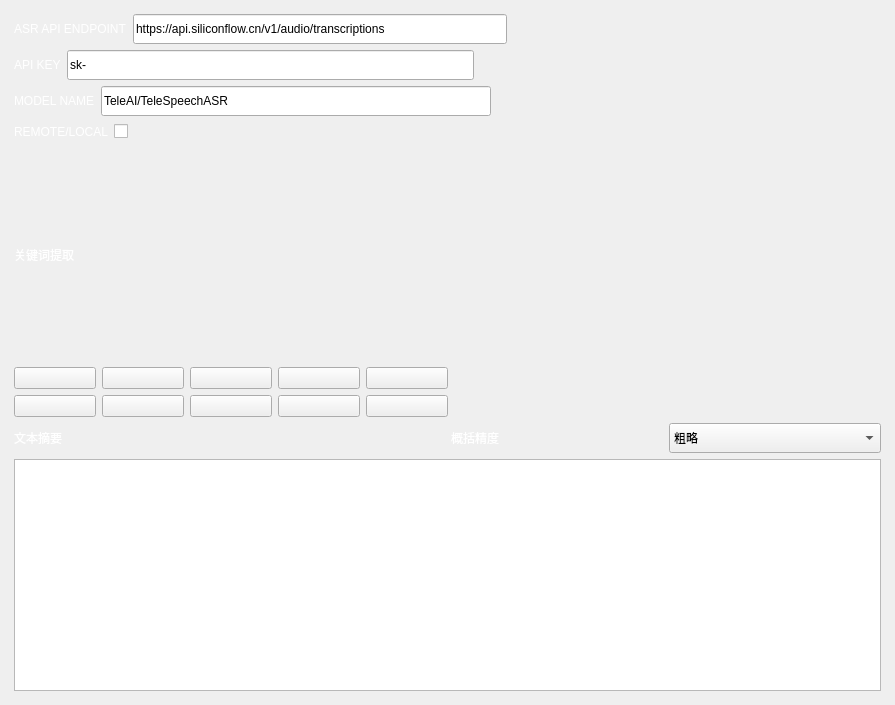
LTZwys/EulerVideoPlayer, file gui/uis/pages/main_pages.ui: the form before one commit.
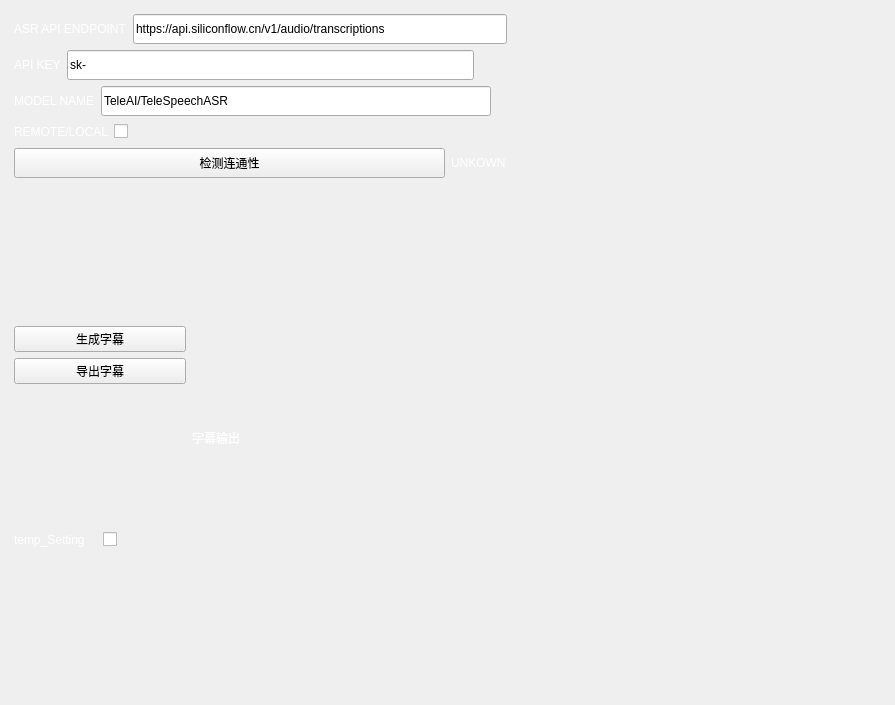
The form after the commit. Custom widgets are drawn as their Qt base class.

Commit message: 新增字幕表

The edit to the form file:
```diff
--- a/gui/uis/pages/main_pages.ui
+++ b/gui/uis/pages/main_pages.ui
@@ -386,11 +386,11 @@
       </layout>
      </widget>
      <widget class="QWidget" name="page_tool">
-      <layout class="QVBoxLayout" name="verticalLayout_5">
+      <layout class="QVBoxLayout" name="verticalLayout_9">
        <item>
         <layout class="QHBoxLayout" name="horizontalLayout_5" stretch="0,0,0">
          <item>
-          <widget class="QLabel" name="temp1_1">
+          <widget class="QLabel" name="label_2">
            <property name="styleSheet">
             <string notr="true">font: 14pt &quot;JetBrains Mono&quot;;
 color: rgb(255, 255, 255);</string>
@@ -524,7 +524,7 @@
           </widget>
          </item>
          <item>
-          <widget class="PyToggle" name="checkBox">
+          <widget class="PyToggle" name="toggle_local_remote">
            <property name="text">
             <string/>
            </property>
@@ -546,9 +546,112 @@
         </layout>
        </item>
        <item>
-        <layout class="QVBoxLayout" name="verticalLayout_2" stretch="0,7">
+        <layout class="QHBoxLayout" name="horizontalLayout_11">
          <item>
-          <widget class="QLabel" name="label_2">
+          <widget class="PyPushButton" name="btn_check">
+           <property name="minimumSize">
+            <size>
+             <width>0</width>
+             <height>30</height>
+            </size>
+           </property>
+           <property name="text">
+            <string>检测连通性</string>
+           </property>
+          </widget>
+         </item>
+         <item>
+          <widget class="QLabel" name="label_status">
+           <property name="styleSheet">
+            <string notr="true">font: 14pt &quot;JetBrains Mono&quot;;
+color: rgb(255, 255, 255);</string>
+           </property>
+           <property name="text">
+            <string>UNKOWN</string>
+           </property>
+          </widget>
+         </item>
+        </layout>
+       </item>
+       <item>
+        <layout class="QHBoxLayout" name="horizontalLayout_9" stretch="1,4">
+         <item>
+          <layout class="QVBoxLayout" name="verticalLayout_5" stretch="1,1,3">
+           <item>
+            <layout class="QVBoxLayout" name="verticalLayout_7">
+             <item>
+              <widget class="PyPushButton" name="btn_start_sub">
+               <property name="text">
+                <string>生成字幕</string>
+               </property>
+              </widget>
+             </item>
+             <item>
+              <widget class="PyPushButton" name="btn_save_sub">
+               <property name="text">
+                <string>导出字幕</string>
+               </property>
+              </widget>
+             </item>
+            </layout>
+           </item>
+           <item>
+            <layout class="QHBoxLayout" name="horizontalLayout_10">
+             <item>
+              <widget class="QLabel" name="label_6">
+               <property name="styleSheet">
+                <string notr="true">font: 14pt &quot;JetBrains Mono&quot;;
+color: rgb(255, 255, 255);</string>
+               </property>
+               <property name="text">
+                <string>temp_Setting</string>
+               </property>
+              </widget>
+             </item>
+             <item>
+              <widget class="PyToggle" name="checkBox">
+               <property name="text">
+                <string/>
+               </property>
+              </widget>
+             </item>
+            </layout>
+           </item>
+           <item>
+            <layout class="QVBoxLayout" name="layout_circular_bar"/>
+           </item>
+          </layout>
+         </item>
+         <item>
+          <layout class="QVBoxLayout" name="verticalLayout_8" stretch="0,4">
+           <item>
+            <widget class="QLabel" name="label_3">
+             <property name="styleSheet">
+              <string notr="true">font: 14pt &quot;JetBrains Mono&quot;;
+color: rgb(255, 255, 255);</string>
+             </property>
+             <property name="text">
+              <string>字幕输出</string>
+             </property>
+            </widget>
+           </item>
+           <item>
+            <layout class="QVBoxLayout" name="layout_subtitle_table"/>
+           </item>
+          </layout>
+         </item>
+        </layout>
+       </item>
+      </layout>
+     </widget>
+     <widget class="QWidget" name="page">
+      <layout class="QVBoxLayout" name="verticalLayout_13">
+       <item>
+        <layout class="QVBoxLayout" name="verticalLayout_10">
+         <item>
+          <layout class="QVBoxLayout" name="verticalLayout_11" stretch="0,7">
+           <item>
+            <widget class="QLabel" name="label_9">
            <property name="styleSheet">
             <string notr="true">font: 14pt &quot;JetBrains Mono&quot;;
 color: rgb(255, 255, 255);</string>
@@ -652,11 +755,11 @@
         </layout>
        </item>
        <item>
-        <layout class="QVBoxLayout" name="verticalLayout_7">
+          <layout class="QVBoxLayout" name="verticalLayout_12">
          <item>
-          <layout class="QHBoxLayout" name="horizontalLayout_10">
+            <layout class="QHBoxLayout" name="horizontalLayout_13">
            <item>
-            <widget class="QLabel" name="label_3">
+              <widget class="QLabel" name="label_10">
              <property name="styleSheet">
               <string notr="true">font: 14pt &quot;JetBrains Mono&quot;;
 color: rgb(255, 255, 255);</string>
@@ -667,7 +770,7 @@
             </widget>
            </item>
            <item>
-            <layout class="QHBoxLayout" name="horizontalLayout_11">
+              <layout class="QHBoxLayout" name="horizontalLayout_14">
              <item>
               <widget class="QLabel" name="label_7">
                <property name="styleSheet">
@@ -710,6 +813,8 @@
          </item>
          <item>
           <widget class="PyPlainTextEdit" name="plainTextEdit"/>
+           </item>
+          </layout>
          </item>
         </layout>
        </item>
```
Left out of the diff: 10 changed lines with no effect on the pictures. Lines whose indentation alone changed are shown as unchanged. The commit also changes 4 other files.
